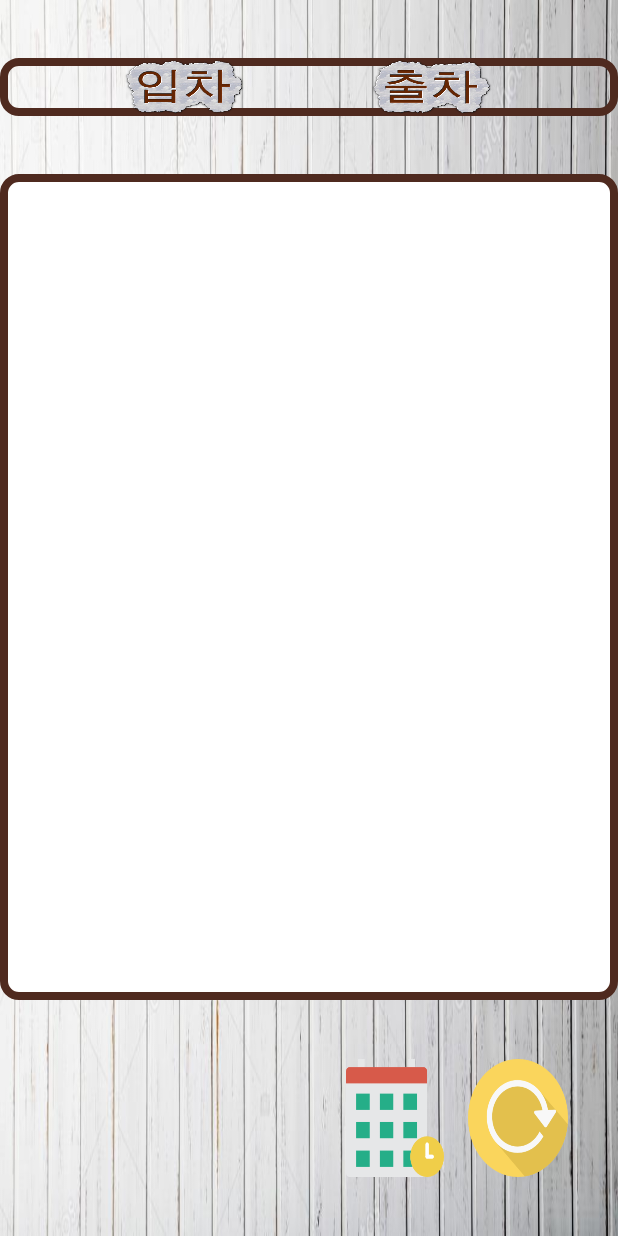
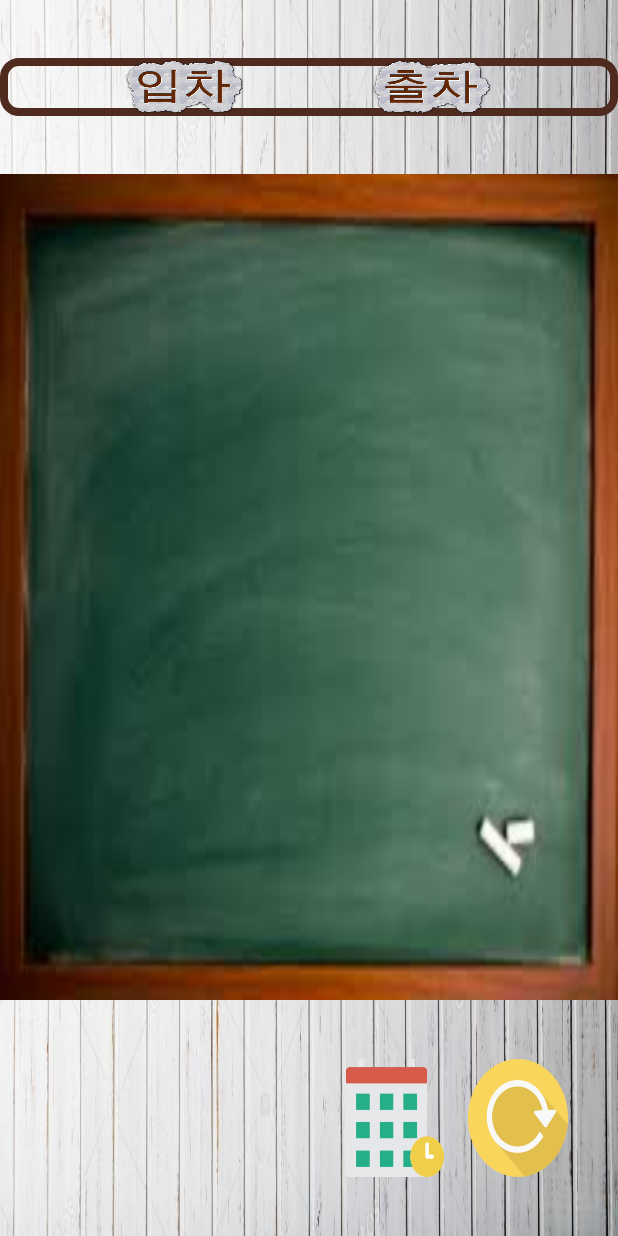
Before and after one commit to lky575/gitlky575, an Android app: the MyLogActivity screen opened directly, with no data from a screen before it, on a phone screen of 412 x 824 dp. Run offline under Robolectric (Android 15) with nearby library versions, the phone set to English and light mode, and no system bars.

Commit message:
Layout_modified

```diff
--- a/app/src/main/java/com/example/lky575/parkingmanager/MyLogActivity.java
+++ b/app/src/main/java/com/example/lky575/parkingmanager/MyLogActivity.java
@@ -10,6 +10,7 @@ import android.support.v7.app.AppCompatActivity;
 import android.support.v7.view.ContextThemeWrapper;
 import android.util.DisplayMetrics;
 import android.view.View;
+import android.view.ViewGroup;
 import android.widget.CursorAdapter;
 import android.widget.DatePicker;
 import android.widget.ListView;
@@ -33,10 +34,13 @@ public class MyLogActivity extends AppCompatActivity {
 
         DisplayMetrics metrics = getResources().getDisplayMetrics();
         int widthPixels = metrics.widthPixels;
+        int margin = widthPixels / 25;
         textSize = widthPixels / 50;
 
         // SQLite 에서 등록된 차량 번호에 대한 입출입 로그를 출력할 리스트뷰
         logView = (ListView) findViewById(listView);
+        ViewGroup.MarginLayoutParams logViewParams = (ViewGroup.MarginLayoutParams) logView.getLayoutParams();
+        logViewParams.setMargins(margin, margin * 2, margin, margin * 2);
         SharedPreferences pref = getSharedPreferences("sign", Context.MODE_PRIVATE);
         carNumber = pref.getString("CarNumber", "");
 
--- a/app/src/main/res/layout/activity_my_log.xml
+++ b/app/src/main/res/layout/activity_my_log.xml
@@ -58,21 +58,11 @@
         android:layout_weight="7"
         android:layout_width="match_parent"
         android:layout_height="0dp"
-        android:background="@drawable/solidstroke">
-
-        <View
-            android:layout_weight="0.5"
-            android:layout_width="match_parent"
-            android:layout_height="0dp" />
+        android:background="@drawable/blackboard">
 
         <ListView
             android:id="@+id/listView"
             android:layout_weight="9"
-            android:layout_width="match_parent"
-            android:layout_height="0dp" />
-
-        <View
-            android:layout_weight="0.5"
             android:layout_width="match_parent"
             android:layout_height="0dp" />
 
--- a/app/src/main/res/layout/logview_adapter.xml
+++ b/app/src/main/res/layout/logview_adapter.xml
@@ -9,7 +9,6 @@
         android:layout_height="wrap_content"
         android:layout_weight="1"
         android:textSize="15dp"
-        android:textColor="#ff0000"
         android:textAlignment="center"/>
 
     <TextView
@@ -25,6 +24,5 @@
         android:layout_height="wrap_content"
         android:layout_weight="1"
         android:textSize="15dp"
-        android:textColor="#ff0000"
         android:textAlignment="center"/>
 </LinearLayout>
```
Also changed, not shown: app/src/main/res/drawable/blackboard.jpg (added).
